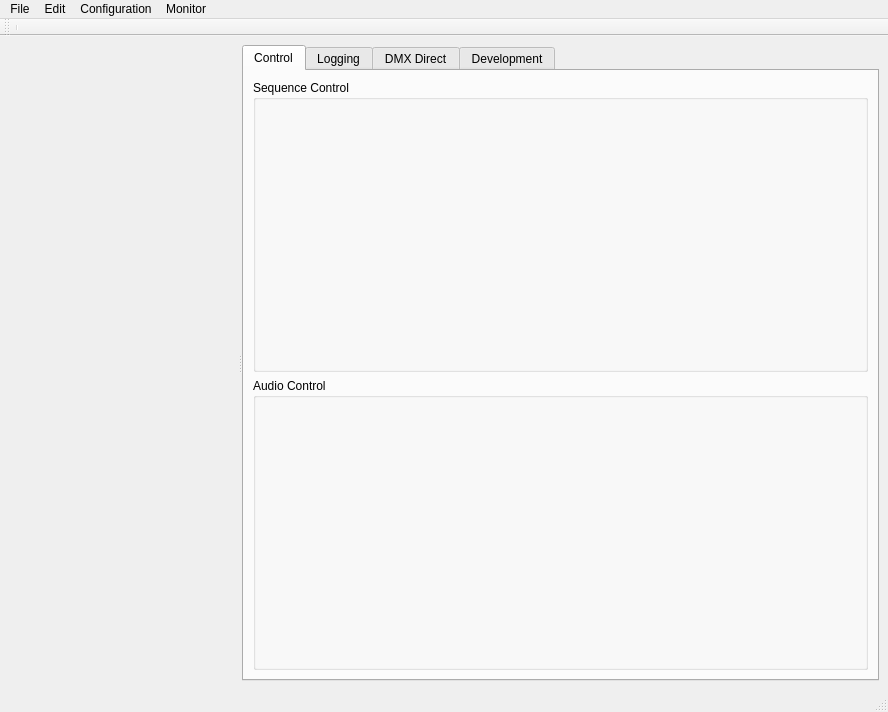
First picture: the form in StageRunner/gui/stagerunnermainwin.ui, repository Pit1966/StageRunner, before the edit.
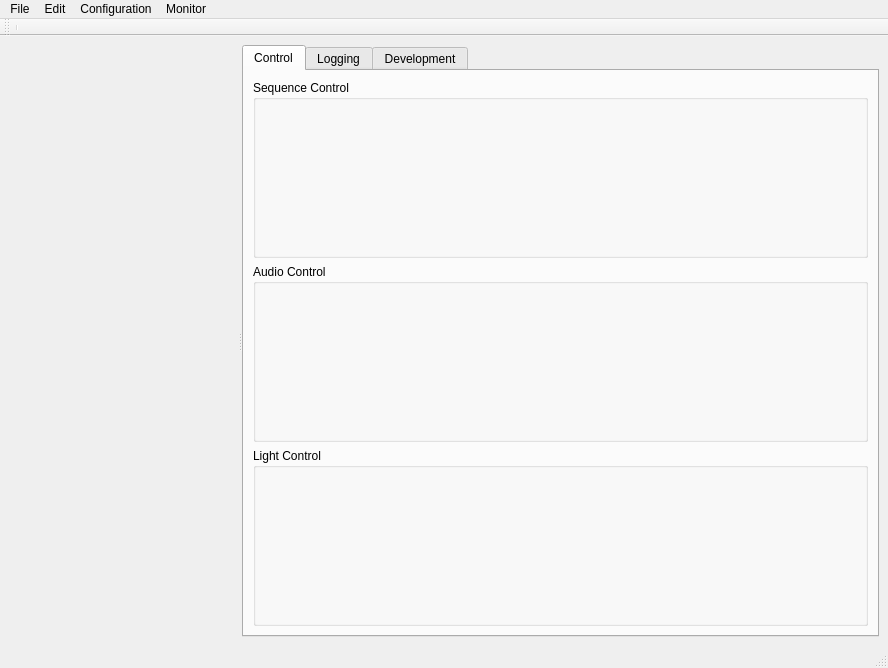
Second picture: the form after the edit. The open tabs and pages were chosen to show the change. Icons and pictures are not drawn. Custom widgets are drawn as their Qt base class.

What changed in the file:
```diff
--- a/StageRunner/gui/stagerunnermainwin.ui
+++ b/StageRunner/gui/stagerunnermainwin.ui
@@ -7,7 +7,7 @@
     <x>0</x>
     <y>0</y>
     <width>888</width>
-    <height>712</height>
+    <height>668</height>
    </rect>
   </property>
   <property name="windowTitle">
@@ -58,6 +58,13 @@
            </property>
           </widget>
          </item>
+         <item>
+          <widget class="LightControlWidget" name="groupBox">
+           <property name="title">
+            <string>Light Control</string>
+           </property>
+          </widget>
+         </item>
         </layout>
        </widget>
        <widget class="QWidget" name="logTab">
@@ -88,16 +95,6 @@
          </item>
         </layout>
        </widget>
-       <widget class="QWidget" name="tab">
-        <attribute name="title">
-         <string>DMX Direct</string>
-        </attribute>
-        <layout class="QVBoxLayout" name="verticalLayout_4">
-         <item>
-          <widget class="MixerGroup" name="dmxDirectWidget" native="true"/>
-         </item>
-        </layout>
-       </widget>
        <widget class="QWidget" name="develTab">
         <attribute name="title">
          <string>Development</string>
@@ -294,12 +291,6 @@
   </action>
  </widget>
  <customwidgets>
-  <customwidget>
-   <class>MixerGroup</class>
-   <extends>QWidget</extends>
-   <header>customwidget/mixergroup.h</header>
-   <container>1</container>
-  </customwidget>
   <customwidget>
    <class>FxListWidget</class>
    <extends>QWidget</extends>
@@ -318,6 +309,12 @@
    <header>gui/sequencecontrolwidget.h</header>
    <container>1</container>
   </customwidget>
+  <customwidget>
+   <class>LightControlWidget</class>
+   <extends>QGroupBox</extends>
+   <header>gui/lightcontrolwidget.h</header>
+   <container>1</container>
+  </customwidget>
  </customwidgets>
  <resources>
   <include location="../gfx_ressource.qrc"/>
```
Left out of the diff: 2 changed lines with no effect on the pictures.
